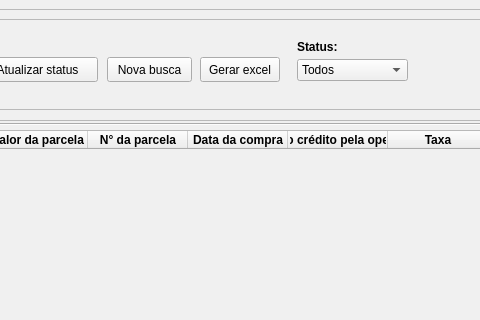
Old version of the form ui/ui_receiving.ui in the repository maatkur/card-payments; both pictures show x 442 to 922 and y 0 to 320 of the 1150 by 600 pixel window.
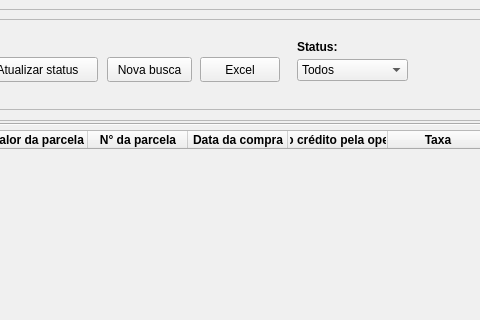
New version of the form. Icons and pictures are not drawn.

```diff
--- a/ui/ui_receiving.ui
+++ b/ui/ui_receiving.ui
@@ -154,7 +154,11 @@
          </rect>
         </property>
         <property name="text">
-         <string>Gerar excel</string>
+         <string>Excel</string>
+        </property>
+        <property name="icon">
+         <iconset>
+          <normaloff>../icons/excel.ico</normaloff>../icons/excel.ico</iconset>
         </property>
        </widget>
        <widget class="QPushButton" name="search_button">
```
